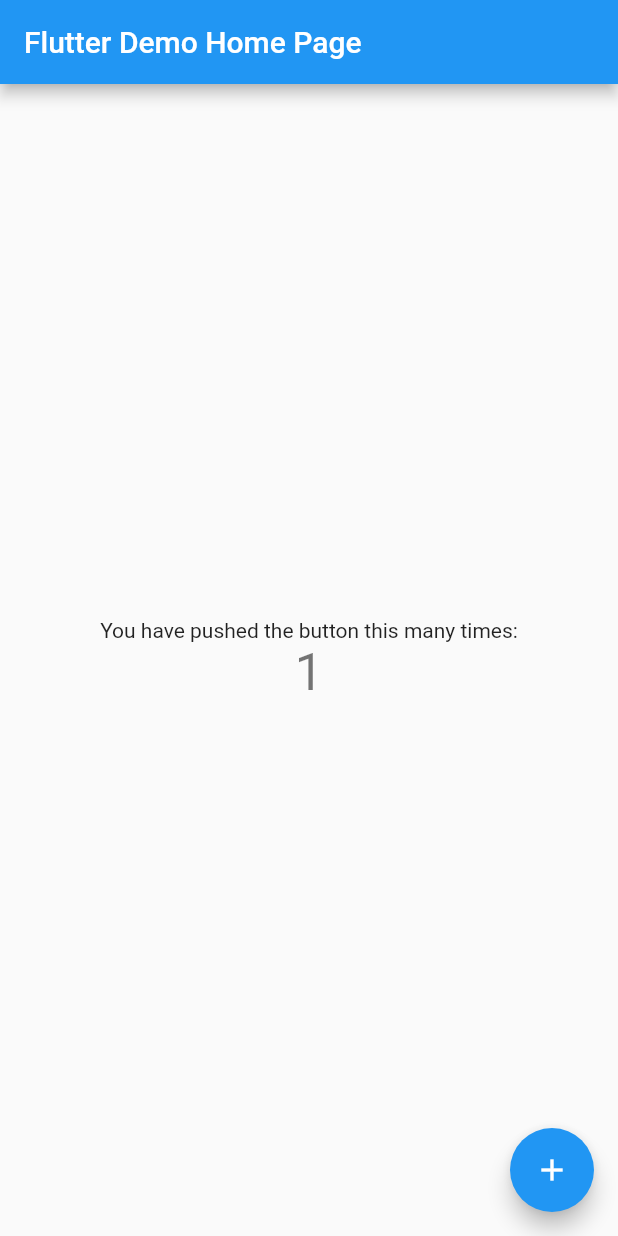
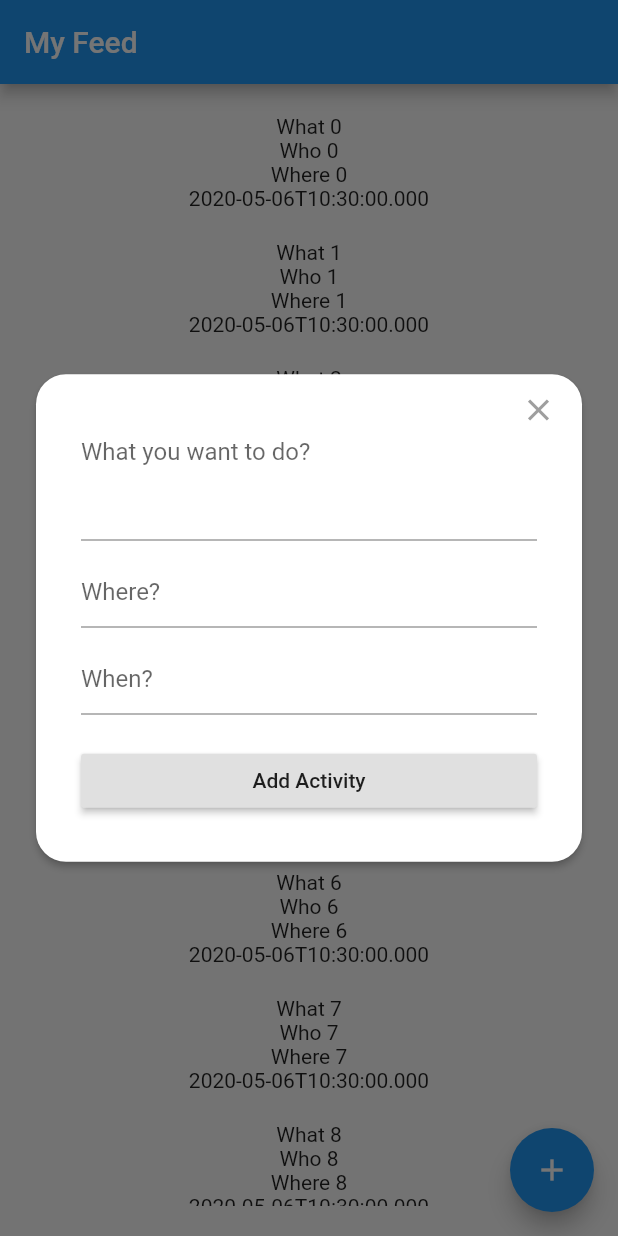
Before and after one commit to Libranner/feed_app, a Flutter app: the screen it shows after launch, after a tap on the "add" icon, on a phone screen of 412 x 824 dp. Run offline on Flutter 3.47's test engine with Material 2 defaults, Android fonts, the phone set to English and light mode, and no system bars; our stand-ins replace bloc, equatable, flutter_bloc.

Commit message:
Add dialogs. Bloc and bloc tests

```diff
--- /dev/null
+++ b/lib/blocs/bloc/bloc.dart
@@ -0,0 +1,3 @@
+export 'feed_bloc.dart';
+export 'feed_state.dart';
+export 'feed_event.dart';
--- /dev/null
+++ b/lib/blocs/bloc/feed_bloc.dart
@@ -0,0 +1,62 @@
+import 'dart:async';
+import 'package:bloc/bloc.dart';
+import 'package:feed_app/blocs/bloc/feed_event.dart';
+import 'package:feed_app/blocs/bloc/feed_state.dart';
+import 'package:feed_app/repositories/feed_repository.dart';
+import 'package:meta/meta.dart';
+
+class FeedBloc extends Bloc<FeedEvent, FeedState> {
+  final FeedRepository feedRepository;
+
+  FeedBloc({@required this.feedRepository}) : assert(feedRepository != null);
+
+  @override
+  FeedState get initialState => FeedInitial();
+
+  @override
+  Stream<FeedState> mapEventToState(FeedEvent event) async* {
+    if (event is FetchFeed) {
+      yield* _mapFetchFeedToState(event);
+    } else if (event is AddActivityToFeed) {
+      yield* _mapActivityAddedToState(event);
+    } else if (event is UpdateActivityOnFeed) {
+      yield* _mapActivityUpdatedToState(event);
+    }
+  }
+
+  Stream<FeedState> _mapFetchFeedToState(FeedEvent event) async* {
+    try {
+      yield FeedLoading();
+      final feed = await feedRepository.getFeed();
+      yield FeedLoaded(feed);
+    } catch (err) {
+      yield FeedLoadFailure(err.toString());
+    }
+  }
+
+  Stream<FeedState> _mapActivityAddedToState(AddActivityToFeed event) async* {
+    try {
+      yield FeedLoading();
+      Future.delayed(Duration(seconds: 2));
+      final feed = event.feed;
+      feed.activities.add(event.activity);
+      yield FeedActivityAdded(feed: feed, activity: event.activity);
+    } catch (err) {
+      yield FeedLoadFailure(err.toString());
+    }
+  }
+
+  Stream<FeedState> _mapActivityUpdatedToState(
+      UpdateActivityOnFeed event) async* {
+    try {
+      yield FeedLoading();
+      await Future.delayed(Duration(seconds: 2));
+      final feed = event.feed;
+      feed.updateActivity(event.activity);
+      yield FeedActivityUpdated(feed: feed, activity: event.activity);
+    } catch (err) {
+      print(err);
+      yield FeedLoadFailure(err.toString());
+    }
+  }
+}
--- /dev/null
+++ b/lib/blocs/bloc/feed_event.dart
@@ -0,0 +1,47 @@
+import 'package:equatable/equatable.dart';
+import 'package:feed_app/models/activity.dart';
+import 'package:feed_app/models/feed.dart';
+import 'package:meta/meta.dart';
+
+abstract class FeedEvent extends Equatable {
+  const FeedEvent();
+  @override
+  List<Object> get props => [];
+}
+
+class FetchFeed extends FeedEvent {}
+
+class FeedLoadSuccess extends FeedEvent {
+  final Feed feed;
+  FeedLoadSuccess(this.feed);
+}
+
+class AddActivityToFeed extends FeedEvent {
+  final Feed feed;
+  final Activity activity;
+
+  const AddActivityToFeed({@required this.feed, @required this.activity})
+      : assert(feed != null),
+        assert(activity != null);
+
+  @override
+  List<Object> get props => [activity];
+
+  @override
+  String toString() => 'ActivityAdded { activity: $activity }';
+}
+
+class UpdateActivityOnFeed extends FeedEvent {
+  final Feed feed;
+  final Activity activity;
+
+  const UpdateActivityOnFeed({@required this.feed, @required this.activity})
+      : assert(feed != null),
+        assert(activity != null);
+
+  @override
+  List<Object> get props => [activity];
+
+  @override
+  String toString() => 'ActivityUpdated { activity: $activity }';
+}
--- /dev/null
+++ b/lib/blocs/bloc/feed_state.dart
@@ -0,0 +1,43 @@
+import 'package:equatable/equatable.dart';
+import 'package:feed_app/models/activity.dart';
+import 'package:feed_app/models/feed.dart';
+import 'package:meta/meta.dart';
+
+abstract class FeedState extends Equatable {
+  const FeedState();
+  @override
+  List<Object> get props => [];
+}
+
+class FeedInitial extends FeedState {}
+
+class FeedLoaded extends FeedState {
+  final Feed feed;
+  const FeedLoaded(this.feed);
+
+  @override
+  List<Object> get props => [feed];
+}
+
+class FeedActivityAdded extends FeedState {
+  final Feed feed;
+  final Activity activity;
+  FeedActivityAdded({@required this.feed, @required this.activity})
+      : assert(feed != null),
+        assert(activity != null);
+}
+
+class FeedActivityUpdated extends FeedState {
+  final Feed feed;
+  final Activity activity;
+  FeedActivityUpdated({@required this.feed, @required this.activity})
+      : assert(feed != null),
+        assert(activity != null);
+}
+
+class FeedLoading extends FeedState {}
+
+class FeedLoadFailure extends FeedState {
+  final String error;
+  FeedLoadFailure(this.error);
+}
--- a/lib/main.dart
+++ b/lib/main.dart
@@ -1,3 +1,4 @@
+import 'package:feed_app/screens/feed_screen.dart';
 import 'package:flutter/material.dart';
 
 void main() => runApp(MyApp());
@@ -7,105 +8,11 @@ class MyApp extends StatelessWidget {
   @override
   Widget build(BuildContext context) {
     return MaterialApp(
-      title: 'Flutter Demo',
+      title: 'Feed App',
       theme: ThemeData(
-        // This is the theme of your application.
-        //
-        // Try running your application with "flutter run". You'll see the
-        // application has a blue toolbar. Then, without quitting the app, try
-        // changing the primarySwatch below to Colors.green and then invoke
-        // "hot reload" (press "r" in the console where you ran "flutter run",
-        // or simply save your changes to "hot reload" in a Flutter IDE).
-        // Notice that the counter didn't reset back to zero; the application
-        // is not restarted.
         primarySwatch: Colors.blue,
       ),
-      home: MyHomePage(title: 'Flutter Demo Home Page'),
+      home: FeedScreen(),
     );
   }
 }
-
-class MyHomePage extends StatefulWidget {
-  MyHomePage({Key key, this.title}) : super(key: key);
-
-  // This widget is the home page of your application. It is stateful, meaning
-  // that it has a State object (defined below) that contains fields that affect
-  // how it looks.
-
-  // This class is the configuration for the state. It holds the values (in this
-  // case the title) provided by the parent (in this case the App widget) and
-  // used by the build method of the State. Fields in a Widget subclass are
-  // always marked "final".
-
-  final String title;
-
-  @override
-  _MyHomePageState createState() => _MyHomePageState();
-}
-
-class _MyHomePageState extends State<MyHomePage> {
-  int _counter = 0;
-
-  void _incrementCounter() {
-    setState(() {
-      // This call to setState tells the Flutter framework that something has
-      // changed in this State, which causes it to rerun the build method below
-      // so that the display can reflect the updated values. If we changed
-      // _counter without calling setState(), then the build method would not be
-      // called again, and so nothing would appear to happen.
-      _counter++;
-    });
-  }
-
-  @override
-  Widget build(BuildContext context) {
-    // This method is rerun every time setState is called, for instance as done
-    // by the _incrementCounter method above.
-    //
-    // The Flutter framework has been optimized to make rerunning build methods
-    // fast, so that you can just rebuild anything that needs updating rather
-    // than having to individually change instances of widgets.
-    return Scaffold(
-      appBar: AppBar(
-        // Here we take the value from the MyHomePage object that was created by
-        // the App.build method, and use it to set our appbar title.
-        title: Text(widget.title),
-      ),
-      body: Center(
-        // Center is a layout widget. It takes a single child and positions it
-        // in the middle of the parent.
-        child: Column(
-          // Column is also a layout widget. It takes a list of children and
-          // arranges them vertically. By default, it sizes itself to fit its
-          // children horizontally, and tries to be as tall as its parent.
-          //
-          // Invoke "debug painting" (press "p" in the console, choose the
-          // "Toggle Debug Paint" action from the Flutter Inspector in Android
-          // Studio, or the "Toggle Debug Paint" command in Visual Studio Code)
-          // to see the wireframe for each widget.
-          //
-          // Column has various properties to control how it sizes itself and
-          // how it positions its children. Here we use mainAxisAlignment to
-          // center the children vertically; the main axis here is the vertical
-          // axis because Columns are vertical (the cross axis would be
-          // horizontal).
-          mainAxisAlignment: MainAxisAlignment.center,
-          children: <Widget>[
-            Text(
-              'You have pushed the button this many times:',
-            ),
-            Text(
-              '$_counter',
-              style: Theme.of(context).textTheme.display1,
-            ),
-          ],
-        ),
-      ),
-      floatingActionButton: FloatingActionButton(
-        onPressed: _incrementCounter,
-        tooltip: 'Increment',
-        child: Icon(Icons.add),
-      ), // This trailing comma makes auto-formatting nicer for build methods.
-    );
-  }
-}
--- /dev/null
+++ b/lib/screens/activity/activity_form_modal.dart
@@ -0,0 +1,114 @@
+import 'package:feed_app/models/activity.dart';
+import 'package:flutter/material.dart';
+
+class ActivityFormModal extends StatefulWidget {
+  final Activity activity;
+
+  const ActivityFormModal({
+    Key key,
+    this.activity,
+  }) : super(key: key);
+
+  @override
+  _ActivityFormModalState createState() => _ActivityFormModalState();
+}
+
+class _ActivityFormModalState extends State<ActivityFormModal> {
+  final _whatController = TextEditingController();
+  final _whenController = TextEditingController();
+  final _whereController = TextEditingController();
+
+  @override
+  Widget build(BuildContext context) {
+    return Center(
+      child: _buildActivityForm(),
+    );
+  }
+
+  Widget _buildActivityForm() {
+    return Builder(builder: (context) {
+      return Padding(
+        padding: const EdgeInsets.all(20.0),
+        child: Card(
+          elevation: 2.0,
+          shape: RoundedRectangleBorder(
+            borderRadius: BorderRadius.circular(20),
+          ),
+          child: Stack(
+            alignment: Alignment.topRight,
+            children: <Widget>[
+              Positioned(
+                top: 0,
+                right: 5,
+                child: IconButton(
+                  icon: Icon(
+                    Icons.close,
+                    color: Colors.grey,
+                  ),
+                  onPressed: () => Navigator.of(context).pop(),
+                ),
+              ),
+              Padding(
+                padding: const EdgeInsets.all(30.0),
+                child: Form(
+                  child: Column(
+                    crossAxisAlignment: CrossAxisAlignment.stretch,
+                    mainAxisSize: MainAxisSize.min,
+                    children: <Widget>[
+                      TextFormField(
+                        controller: _whatController,
+                        maxLines: 3,
+                        decoration: InputDecoration(
+                          hintText: 'What you want to do?',
+                        ),
+                        keyboardType: TextInputType.text,
+                        autocorrect: false,
+                        autovalidate: true,
+                        // validator: (_) {
+                        //   return !state.isEmailValid ? '' : null;
+                        // },
+                      ),
+                      const SizedBox(height: 10.0),
+                      TextFormField(
+                        controller: _whereController,
+                        maxLines: 1,
+                        decoration: InputDecoration(
+                          hintText: 'Where?',
+                        ),
+                        keyboardType: TextInputType.text,
+                        autocorrect: false,
+                        autovalidate: true,
+                        // validator: (_) {
+                        //   return !state.isEmailValid ? '' : null;
+                        // },
+                      ),
+                      const SizedBox(height: 10.0),
+                      TextFormField(
+                        controller: _whenController,
+                        maxLines: 1,
+                        decoration: InputDecoration(
+                          hintText: 'When?',
+                        ),
+                        keyboardType: TextInputType.text,
+                        autocorrect: false,
+                        autovalidate: true,
+                        // validator: (_) {
+                        //   return !state.isEmailValid ? '' : null;
+                        // },
+                      ),
+                      const SizedBox(height: 20.0),
+                      RaisedButton(
+                        onPressed: () {},
+                        child: Text('Add Activity'),
+                      )
+                    ],
+                  ),
+                ),
+              ),
+            ],
+          ),
+        ),
+      );
+    });
+  }
+}
--- /dev/null
+++ b/lib/screens/feed_screen.dart
@@ -0,0 +1,124 @@
+import 'package:feed_app/blocs/bloc/bloc.dart';
+import 'package:feed_app/models/activity.dart';
+import 'package:feed_app/models/feed.dart';
+import 'package:feed_app/repositories/feed_repository.dart';
+import 'package:feed_app/screens/shared/empty_content_widget.dart';
+import 'package:flutter/material.dart';
+import 'package:flutter_bloc/flutter_bloc.dart';
+
+import 'activity/activity_detail_modal.dart';
+import 'activity/activity_form_modal.dart';
+
+class FeedScreen extends StatefulWidget {
+  @override
+  _FeedScreenState createState() => _FeedScreenState();
+}
+
+class _FeedScreenState extends State<FeedScreen> {
+  FeedBloc _feedBloc;
+  @override
+  void initState() {
+    super.initState();
+    _feedBloc = FeedBloc(feedRepository: FeedTestRepository());
+    _feedBloc.add(FetchFeed());
+  }
+
+  @override
+  Widget build(BuildContext context) {
+    return Scaffold(
+      appBar: AppBar(
+        title: Text('My Feed'),
+      ),
+      body: _buildBody(),
+      floatingActionButton: FloatingActionButton(
+        onPressed: () {
+          showDialog(
+            context: context,
+            child: ActivityFormModal(),
+            useRootNavigator: false,
+          );
+        },
+        child: Icon(Icons.add),
+      ),
+    );
+  }
+
+  Widget _buildBody() {
+    return BlocBuilder(
+      bloc: _feedBloc,
+      builder: (context, state) {
+        if (state is FeedLoaded) {
+          return Padding(
+            padding: const EdgeInsets.all(20.0),
+            child: ListView.separated(
+              itemBuilder: (_, index) => _buildActivityContainer(
+                state.feed.activities[index],
+              ),
+              separatorBuilder: (_, index) => SizedBox(height: 20.0),
+              itemCount: state.feed.activities.length,
+            ),
+          );
+        }
+
+        if (state is FeedLoadFailure) {
+          return EmptyContentWidget(
+            title: 'Error',
+            message: 'Something went wrong',
+          );
+        }
+
+        return Center(
+          child: const CircularProgressIndicator(),
+        );
+      },
+    );
+  }
+
+  Widget _buildActivityContainer(Activity activity) {
+    return Builder(builder: (context) {
+      return InkWell(
+        onTap: () {
+          showDialog(
+            context: context,
+            child: ActivityDetailModal(activity: activity),
+            useRootNavigator: false,
+          );
+        },
+        child: Container(
+          child: Column(
+            children: [
+              Text(activity.what),
+              Text(activity.who),
+              Text(activity.where),
+              Text(activity.when.toIso8601String()),
+            ],
+          ),
+        ),
+      );
+    });
+  }
+
+  @override
+  void dispose() {
+    _feedBloc.close();
+    super.dispose();
+  }
+}
+
+class FeedTestRepository implements FeedRepository {
+  @override
+  Future<Feed> getFeed() async {
+    await Future.delayed(Duration(seconds: 2));
+    final acitivies = List.generate(10, (id) {
+      return Activity(
+        id: id,
+        who: "Who $id",
+        what: "What $id",
+        where: "Where $id",
+        when: DateTime.now(),
+      );
+    });
+
+    return Feed(activities: acitivies);
+  }
+}
--- a/pubspec.yaml
+++ b/pubspec.yaml
@@ -21,6 +21,9 @@ dependencies:
     sdk: flutter
   cupertino_icons: ^0.1.2
   http: ^0.12.0+2
+  bloc: ^4.0.0
+  flutter_bloc: ^4.0.0
+  equatable: ^1.1.1
 
 dev_dependencies:
   flutter_test:
```
Also changed, not shown: lib/screens/activity/activity_detail_modal.dart (added, +108 -0 lines), lib/screens/shared/empty_content_widget.dart (added, +31 -0 lines), pubspec.lock, 1 other file.
